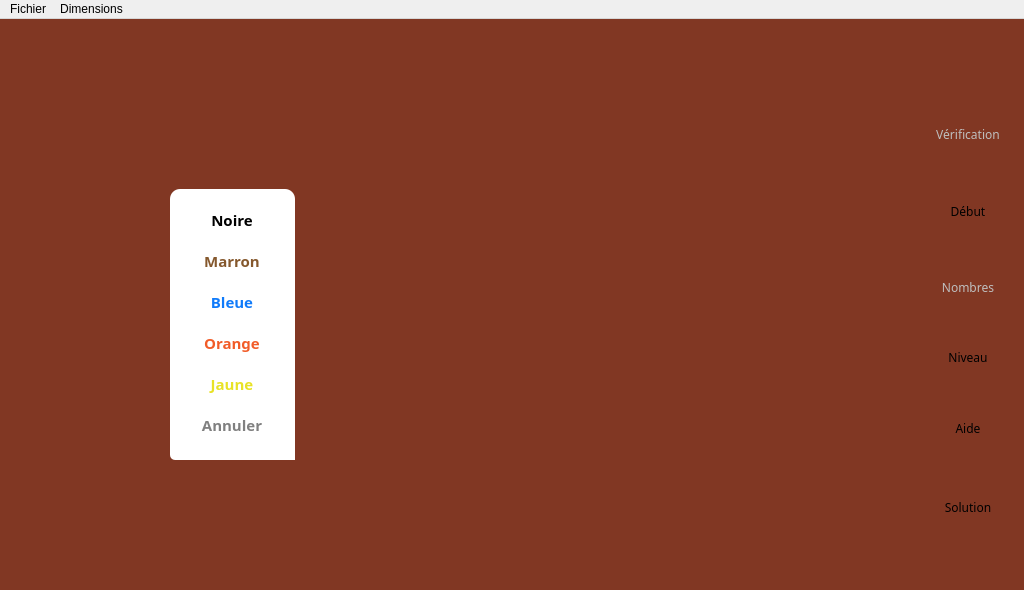
Txikilinux/leterrier-tierce, file mainwindow.ui: the form before one commit.
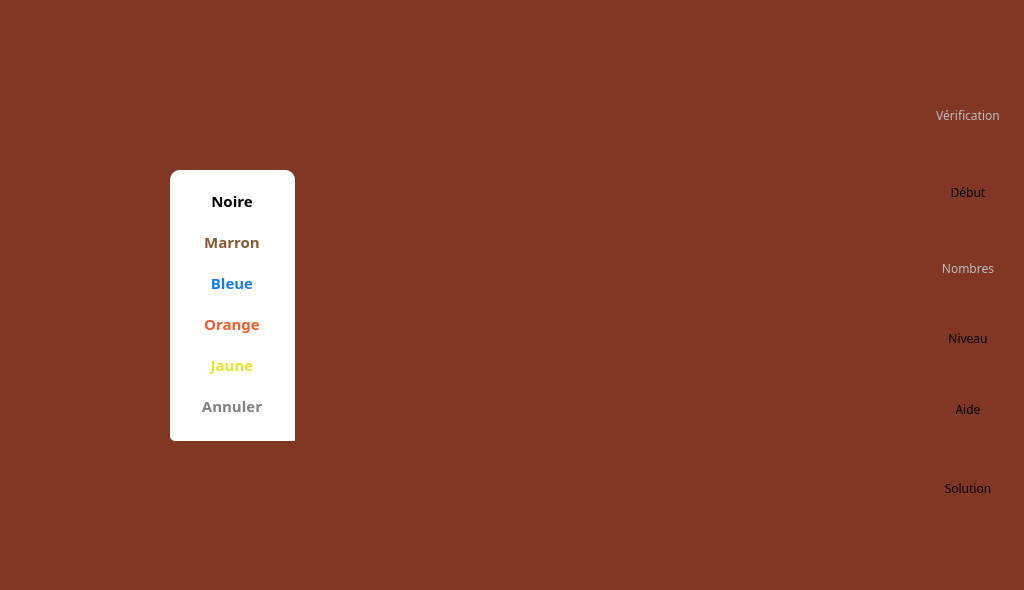
The form after the commit. Icons and pictures are not drawn. Custom widgets are drawn as their Qt base class.

Commit message: Suppression de la barre de menu, centrage avec des spacers

```diff
--- a/mainwindow.ui
+++ b/mainwindow.ui
@@ -19,15 +19,67 @@
 background-color:#813723;
 }</string>
    </property>
+   <layout class="QGridLayout" name="gridLayout">
+    <property name="margin">
+     <number>0</number>
+    </property>
+    <property name="spacing">
+     <number>0</number>
+    </property>
+    <item row="1" column="0">
+     <spacer name="horizontalSpacerGlobalLeft">
+      <property name="orientation">
+       <enum>Qt::Horizontal</enum>
+      </property>
+      <property name="sizeHint" stdset="0">
+       <size>
+        <width>0</width>
+        <height>0</height>
+       </size>
+      </property>
+     </spacer>
+    </item>
+    <item row="1" column="2">
+     <spacer name="horizontalSpacerGlobalRight">
+      <property name="orientation">
+       <enum>Qt::Horizontal</enum>
+      </property>
+      <property name="sizeHint" stdset="0">
+       <size>
+        <width>0</width>
+        <height>0</height>
+       </size>
+      </property>
+     </spacer>
+    </item>
+    <item row="0" column="1">
+     <spacer name="verticalSpacerGlobalTop">
+      <property name="orientation">
+       <enum>Qt::Vertical</enum>
+      </property>
+      <property name="sizeHint" stdset="0">
+       <size>
+        <width>0</width>
+        <height>0</height>
+       </size>
+      </property>
+     </spacer>
+    </item>
+    <item row="2" column="1">
+     <spacer name="verticalSpacerGlobalBottom">
+      <property name="orientation">
+       <enum>Qt::Vertical</enum>
+      </property>
+      <property name="sizeHint" stdset="0">
+       <size>
+        <width>0</width>
+        <height>0</height>
+       </size>
+      </property>
+     </spacer>
+    </item>
+    <item row="1" column="1">
    <widget class="QWidget" name="widgetContainer" native="true">
-    <property name="geometry">
-     <rect>
-      <x>0</x>
-      <y>0</y>
-      <width>1024</width>
-      <height>590</height>
-     </rect>
-    </property>
     <property name="minimumSize">
      <size>
       <width>1024</width>
@@ -895,33 +947,8 @@
      </item>
     </layout>
    </widget>
-  </widget>
-  <widget class="QMenuBar" name="menuBar">
-   <property name="geometry">
-    <rect>
-     <x>0</x>
-     <y>0</y>
-     <width>1024</width>
-     <height>25</height>
-    </rect>
-   </property>
-   <widget class="QMenu" name="menuFichier">
-    <property name="title">
-     <string>Fichier</string>
-    </property>
-    <addaction name="actionQuitter"/>
-   </widget>
-   <widget class="QMenu" name="menuDimensions">
-    <property name="title">
-     <string>Dimensions</string>
-    </property>
-    <addaction name="action3x4"/>
-    <addaction name="action3x5"/>
-    <addaction name="action4x6"/>
-    <addaction name="action5x6"/>
-   </widget>
-   <addaction name="menuFichier"/>
-   <addaction name="menuDimensions"/>
+    </item>
+   </layout>
   </widget>
   <action name="actionQuitter">
    <property name="text">
```
Lines whose indentation alone changed are shown as unchanged. The commit also changes 1 other file.
